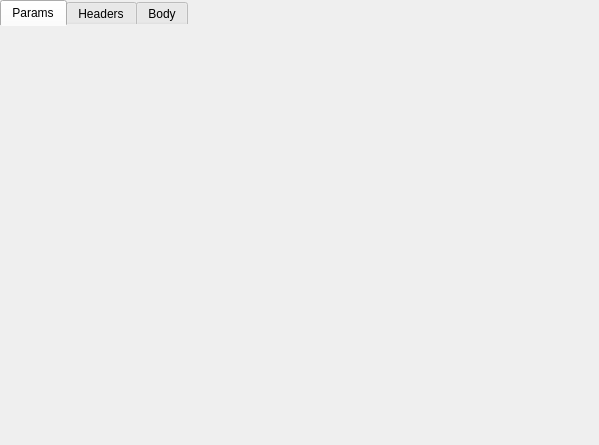
Blquinn/repose-qt, file src/widgets/requestcontainer.ui: the form before one commit.
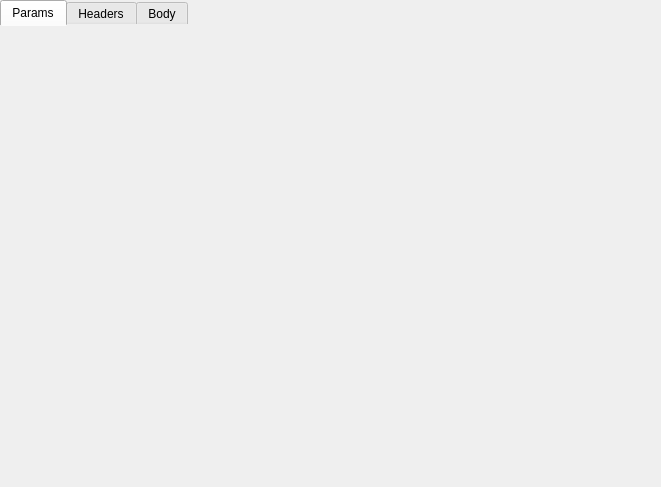
The form after the commit. The open tabs and pages were chosen to show the change.

What changed in the file:
```diff
--- a/src/widgets/requestcontainer.ui
+++ b/src/widgets/requestcontainer.ui
@@ -6,8 +6,8 @@
    <rect>
     <x>0</x>
     <y>0</y>
-    <width>599</width>
-    <height>445</height>
+    <width>661</width>
+    <height>487</height>
    </rect>
   </property>
   <property name="windowTitle">
```
Left out of the diff: 4 changed lines with no effect on the pictures.
